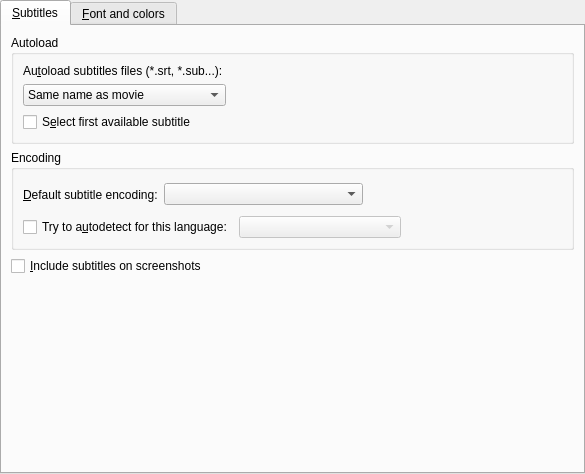
First picture: the form in src/prefsubtitles.ui, repository rossy/SMPlayer2, before the edit.
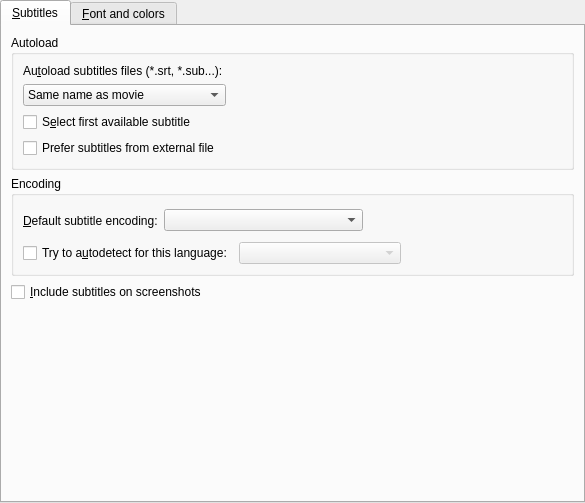
Second picture: the form after the edit. Custom widgets are drawn as their Qt base class.

Commit message: Added the optional ability to load an external subtitle file at the first video playing.

Diff of the .ui file:
```diff
--- a/src/prefsubtitles.ui
+++ b/src/prefsubtitles.ui
@@ -7,7 +7,7 @@
     <x>0</x>
     <y>0</y>
     <width>585</width>
-    <height>474</height>
+    <height>503</height>
    </rect>
   </property>
   <property name="windowTitle">
@@ -55,13 +55,6 @@
             </property>
            </widget>
           </item>
-          <item row="2" column="0" colspan="2">
-           <widget class="QCheckBox" name="font_autoload_check">
-            <property name="text">
-             <string>S&amp;elect first available subtitle</string>
-            </property>
-           </widget>
-          </item>
           <item row="1" column="0">
            <widget class="QComboBox" name="font_autoload_combo">
             <item>
@@ -97,6 +90,20 @@
             </property>
            </spacer>
           </item>
+          <item row="2" column="0">
+           <widget class="QCheckBox" name="font_autoload_check">
+            <property name="text">
+             <string>S&amp;elect first available subtitle</string>
+            </property>
+           </widget>
+          </item>
+          <item row="3" column="0">
+           <widget class="QCheckBox" name="font_prefer_external">
+            <property name="text">
+             <string>Prefer subtitles from external file</string>
+            </property>
+           </widget>
+          </item>
          </layout>
         </widget>
        </item>
```
Left out of the diff: 1 changed line with no effect on the pictures. The commit also changes 7 other files.
